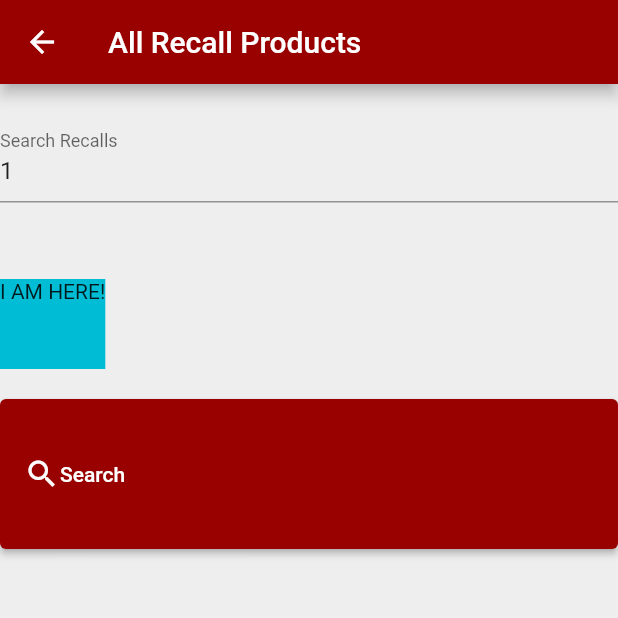
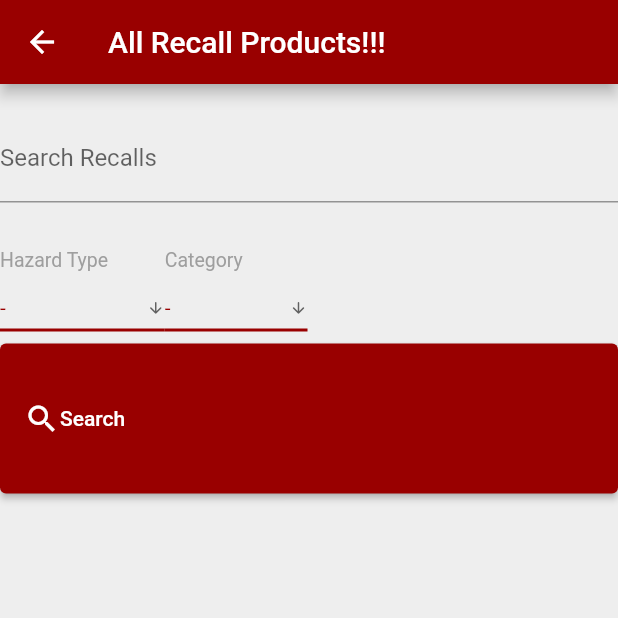
Before and after one commit to astrebe/project-spotlight, a Flutter app: the SpotlightFilterView screen opened by its route, on a phone screen of 412 x 824 dp, the top half of it. Run offline on Flutter 3.47's test engine with Material 2 defaults, Android fonts, the phone set to English and light mode, and no system bars.

Commit message:
WIP Updated SpotlightFilterView

```diff
--- a/spotlight_app/lib/SpotlightFilterView.dart
+++ b/spotlight_app/lib/SpotlightFilterView.dart
@@ -10,12 +10,17 @@ class SpotlightFilterView extends StatefulWidget {
 
 class _SpotlightfilterviewState extends State<SpotlightFilterView> {
   var testText = "";
+  var hazVal = "-";
+  var catVal = "-";
+
+
   @override
   Widget build(BuildContext context) {
+
     return Scaffold(
         appBar: AppBar(
           backgroundColor: const Color.fromARGB(255, 153, 0, 0),
-          title: const Text("All Recall Products"),
+          title: const Text("All Recall Products!!!"),
         ),
         body: Container(
             color: Colors.grey.shade200,
@@ -23,7 +28,7 @@ class _SpotlightfilterviewState extends State<SpotlightFilterView> {
               children: <Widget>[
                 //Keyword Input,
                 Container(
-                  margin: EdgeInsets.symmetric(vertical: 20),
+                  margin: const EdgeInsets.symmetric(vertical: 20),
                   height: 70,
                   child: TextFormField(
                     onChanged: (newText) {
@@ -36,24 +41,80 @@ class _SpotlightfilterviewState extends State<SpotlightFilterView> {
                       labelText: 'Search Recalls',
                       hintText: 'Keywords',
                     ),
-                    initialValue: "1",
                   ),
+                ),
+
+                Row(
+                  children: <Widget>[
+                    Column(
+                      crossAxisAlignment: CrossAxisAlignment.start,
+                      children: <Widget>[
+                        const Text("Hazard Type", style: TextStyle(fontSize: 13, color: Colors.grey)),
+                        DropdownButton<String>(
+                    value: hazVal,
+                    icon: const Icon(Icons.arrow_downward_rounded),
+                    iconSize: 12,
+                    elevation: 16,
+                    style: const TextStyle(color: Color.fromARGB(255, 153, 0, 0)),
+                    underline: Container(
+                      height: 2,
+                      color: const Color.fromARGB(255, 153, 0, 0),
+                    ),
+                    onChanged: (String? newValue) {
+                      setState(() {
+                        hazVal = newValue!;
+                      });
+                    },
+                    items: <String>['-', 'Exploding', "Chemical Burns", 'Falling']
+                        .map<DropdownMenuItem<String>>((String value) {
+                      return DropdownMenuItem<String>(
+                        value: value,
+                        child: Text(value),
+                      );
+                    }).toList(),
+                  )
+                      ]),
+                  Column(
+                      crossAxisAlignment: CrossAxisAlignment.start,
+                      children: <Widget>[
+                        const Text("Category", style: TextStyle(fontSize: 13, color: Colors.grey)),
+                        DropdownButton<String>(
+                    value: catVal,
+                    icon: const Icon(Icons.arrow_downward_rounded),
+                    iconSize: 12,
+                    elevation: 16,
+                    style: const TextStyle(color: Color.fromARGB(255, 153, 0, 0)),
+                    underline: Container(
+                      height: 2,
+                      color: const Color.fromARGB(255, 153, 0, 0),
+                    ),
+                    onChanged: (String? newValue) {
+                      setState(() {
+                        catVal = newValue!;
+                      });
+                    },
+                    items: <String>['-', 'Baby Carriers', "Furniture", 'Toys']
+                        .map<DropdownMenuItem<String>>((String value) {
+                      return DropdownMenuItem<String>(
+                        value: value,
+                        child: Text(value),
+                      );
+                    }).toList(),
+                  )
+                      ]),
+
+
+                  ],
                 ),
                 Row(
                   children: <Widget>[
-                    Container(
-                      margin: EdgeInsets.symmetric(vertical: 20),
-                      color: Colors.cyan,
-                      height: 60,
-                      child: Text("I AM HERE!"),
-                    ),
+
                   ],
                 ),
                 Row(
-                  children: <Widget>[],
-                ),
-                Row(
-                  children: <Widget>[],
+                  children: <Widget>[
+
+                  ],
                 ),
                 Container(
                     height: 100,
```
